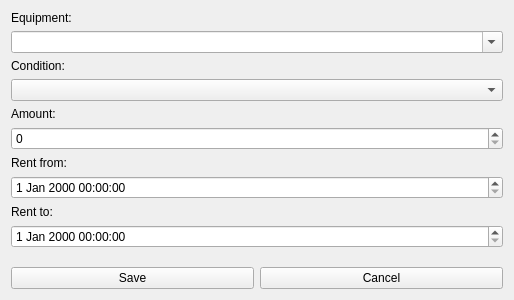
shybovycha/ski-rent, file ski_rent/ski_rent/ui/reservationform.ui: the form before one commit.
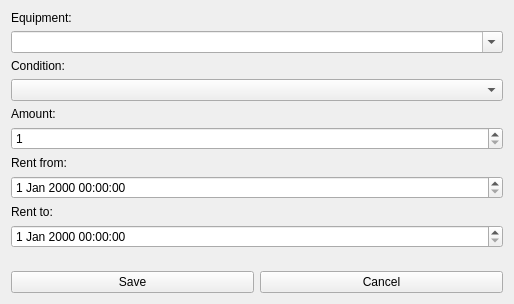
The form after the commit.

```diff
--- a/ski_rent/ski_rent/ui/reservationform.ui
+++ b/ski_rent/ski_rent/ui/reservationform.ui
@@ -7,7 +7,7 @@
     <x>0</x>
     <y>0</y>
     <width>514</width>
-    <height>300</height>
+    <height>304</height>
    </rect>
   </property>
   <property name="windowTitle">
@@ -48,7 +48,14 @@
       </widget>
      </item>
      <item>
-      <widget class="QSpinBox" name="amountSpin"/>
+      <widget class="QSpinBox" name="amountSpin">
+       <property name="minimum">
+        <number>1</number>
+       </property>
+       <property name="value">
+        <number>1</number>
+       </property>
+      </widget>
      </item>
      <item>
       <widget class="QLabel" name="label_4">
```
